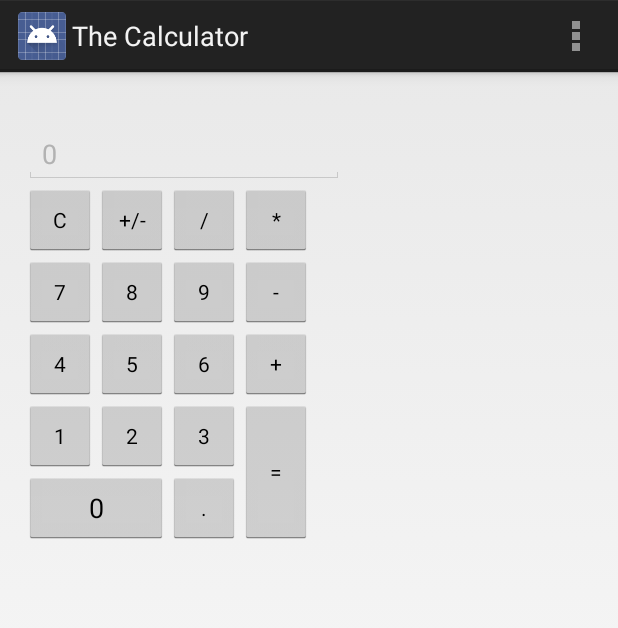
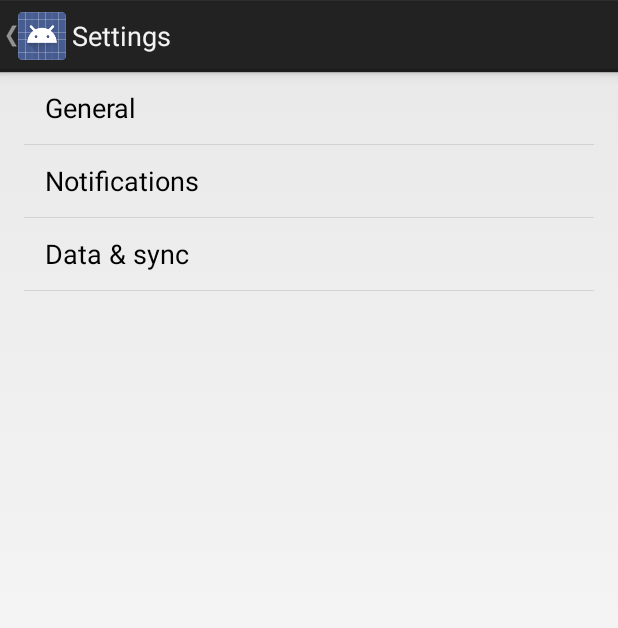
Before and after one commit to MishaT/Andro, an Android app: the screen it shows after launch (MainActivity before the commit, SettingsActivity after it), in the options menu, after a tap on "Settings", on a phone screen of 412 x 824 dp. Shown: the top 628 px of the screen. Run offline under Robolectric (Android 15) with nearby library versions, the phone set to English and light mode, and no system bars.

Commit message:
the calculator working version

```diff
--- a/TheCalculator/app/build.gradle
+++ b/TheCalculator/app/build.gradle
@@ -21,4 +21,5 @@ android {
 
 dependencies {
     compile fileTree(dir: 'libs', include: ['*.jar'])
+    compile 'com.android.support:support-v4:23.0.1'
 }
--- a/TheCalculator/app/src/main/java/ua/ho/tolkachov/misha/thecalculator/MainActivity.java
+++ b/TheCalculator/app/src/main/java/ua/ho/tolkachov/misha/thecalculator/MainActivity.java
@@ -45,6 +45,7 @@ public class MainActivity extends Activity {
 
         //noinspection SimplifiableIfStatement
         if (id == R.id.action_settings) {
+            onSettingsClick();
             return true;
         }
         if (id == R.id.action_about) {
@@ -56,6 +57,10 @@ public class MainActivity extends Activity {
 
     public void onAboutClick(){   //(View view)
         Intent intent = new Intent(MainActivity.this, AboutActivity.class);
+        startActivity(intent);
+    }
+    public void onSettingsClick(){
+        Intent intent = new Intent(MainActivity.this, SettingsActivity.class);
         startActivity(intent);
     }
     //==================================================
@@ -95,7 +100,7 @@ public class MainActivity extends Activity {
         if (digit.equals(".") & (lCurrentText.indexOf(".") >= 0))
             return;
 
-        if ((isNewValue) || lCurrentText.equals ("0"))  // Float.parseFloat(lCurrentText) == 0))
+        if ((isNewValue) || lCurrentText.equals("0"))  // Float.parseFloat(lCurrentText) == 0))
         {
             if (digit.equals("."))
                 mInputText.setText("0" + digit);
--- a/TheCalculator/app/src/main/res/values/strings.xml
+++ b/TheCalculator/app/src/main/res/values/strings.xml
@@ -3,7 +3,7 @@
 
     <string name="action_settings">Settings</string>
     <string name="about_text">
-    This ia <b>The Calculator!</b>\n
+    This is <b>The Calculator!</b>\n
     It could calculate digits.\n\n
     Made by <b><i>Misha Tolkachov</i></b>\n
     </string>
--- /dev/null
+++ b/TheCalculator/app/src/main/res/values/strings_activity_settings.xml
@@ -0,0 +1,63 @@
+<resources>
+    <string name="title_activity_settings">Settings</string>
+
+    <!-- Strings related to Settings -->
+
+    <!-- Example General settings -->
+    <string name="pref_header_general">General</string>
+
+    <string name="pref_title_social_recommendations">Enable social recommendations</string>
+    <string name="pref_description_social_recommendations">Recommendations for people to contact
+        based on your message history
+    </string>
+
+    <string name="pref_title_display_name">Display name</string>
+    <string name="pref_default_display_name">John Smith</string>
+
+    <string name="pref_title_layout_color">Layout Color</string>
+    <string-array name="pref_layout_color_titles">
+        <item>Red</item>
+        <item>Green</item>
+        <item>Blue</item>
+        <item>Grey</item>
+    </string-array>
+    <string-array name="pref_layout_color_values">
+        <item>1</item>
+        <item>2</item>
+        <item>3</item>
+        <item>0</item>
+    </string-array>
+
+    <!-- Example settings for Data & Sync -->
+    <string name="pref_header_data_sync">Data &amp; sync</string>
+
+    <string name="pref_title_sync_frequency">Sync frequency</string>
+    <string-array name="pref_sync_frequency_titles">
+        <item>15 minutes</item>
+        <item>30 minutes</item>
+        <item>1 hour</item>
+        <item>3 hours</item>
+        <item>6 hours</item>
+        <item>Never</item>
+    </string-array>
+    <string-array name="pref_sync_frequency_values">
+        <item>15</item>
+        <item>30</item>
+        <item>60</item>
+        <item>180</item>
+        <item>360</item>
+        <item>-1</item>
+    </string-array>
+
+    <string name="pref_title_system_sync_settings">System sync settings</string>
+
+    <!-- Example settings for Notifications -->
+    <string name="pref_header_notifications">Notifications</string>
+
+    <string name="pref_title_new_message_notifications">New message notifications</string>
+
+    <string name="pref_title_ringtone">Ringtone</string>
+    <string name="pref_ringtone_silent">Silent</string>
+
+    <string name="pref_title_vibrate">Vibrate</string>
+</resources>
--- /dev/null
+++ b/TheCalculator/app/src/main/res/xml/pref_data_sync.xml
@@ -0,0 +1,21 @@
+<PreferenceScreen xmlns:android="http://schemas.android.com/apk/res/android">
+
+    <!-- NOTE: Hide buttons to simplify the UI. Users can touch outside the dialog to
+         dismiss it. -->
+    <!-- NOTE: ListPreference's summary should be set to its value by the activity code. -->
+    <ListPreference
+        android:key="sync_frequency"
+        android:title="@string/pref_title_sync_frequency"
+        android:entries="@array/pref_sync_frequency_titles"
+        android:entryValues="@array/pref_sync_frequency_values"
+        android:defaultValue="180"
+        android:negativeButtonText="@null"
+        android:positiveButtonText="@null" />
+
+    <!-- This preference simply launches an intent when selected. Use this UI sparingly, per
+         design guidelines. -->
+    <Preference android:title="@string/pref_title_system_sync_settings">
+        <intent android:action="android.settings.SYNC_SETTINGS" />
+    </Preference>
+
+</PreferenceScreen>
--- /dev/null
+++ b/TheCalculator/app/src/main/res/xml/pref_general.xml
@@ -0,0 +1,33 @@
+<PreferenceScreen xmlns:android="http://schemas.android.com/apk/res/android">
+
+    <CheckBoxPreference
+        android:key="example_checkbox"
+        android:title="@string/pref_title_social_recommendations"
+        android:summary="@string/pref_description_social_recommendations"
+        android:defaultValue="true" />
+
+    <!-- NOTE: EditTextPreference accepts EditText attributes. -->
+    <!-- NOTE: EditTextPreference's summary should be set to its value by the activity code. -->
+    <EditTextPreference
+        android:key="example_text"
+        android:title="@string/pref_title_display_name"
+        android:defaultValue="@string/pref_default_display_name"
+        android:selectAllOnFocus="true"
+        android:inputType="textCapWords"
+        android:capitalize="words"
+        android:singleLine="true"
+        android:maxLines="1" />
+
+    <!-- NOTE: Hide buttons to simplify the UI. Users can touch outside the dialog to
+         dismiss it. -->
+    <!-- NOTE: ListPreference's summary should be set to its value by the activity code. -->
+    <ListPreference
+        android:key="example_list"
+        android:title="@string/pref_title_layout_color"
+        android:defaultValue="-1"
+        android:entries="@array/pref_layout_color_titles"
+        android:entryValues="@array/pref_layout_color_values"
+        android:negativeButtonText="@null"
+        android:positiveButtonText="@null" />
+
+</PreferenceScreen>
--- /dev/null
+++ b/TheCalculator/app/src/main/res/xml/pref_headers.xml
@@ -0,0 +1,17 @@
+<preference-headers xmlns:android="http://schemas.android.com/apk/res/android">
+
+    <!-- These settings headers are only used on tablets. -->
+
+    <header
+        android:fragment="ua.ho.tolkachov.misha.thecalculator.SettingsActivity$GeneralPreferenceFragment"
+        android:title="@string/pref_header_general" />
+
+    <header
+        android:fragment="ua.ho.tolkachov.misha.thecalculator.SettingsActivity$NotificationPreferenceFragment"
+        android:title="@string/pref_header_notifications" />
+
+    <header
+        android:fragment="ua.ho.tolkachov.misha.thecalculator.SettingsActivity$DataSyncPreferenceFragment"
+        android:title="@string/pref_header_data_sync" />
+
+</preference-headers>
--- /dev/null
+++ b/TheCalculator/app/src/main/res/xml/pref_notification.xml
@@ -0,0 +1,27 @@
+<PreferenceScreen xmlns:android="http://schemas.android.com/apk/res/android">
+
+    <!-- A 'parent' preference, which enables/disables child preferences (below)
+         when checked/unchecked. -->
+    <CheckBoxPreference
+        android:key="notifications_new_message"
+        android:title="@string/pref_title_new_message_notifications"
+        android:defaultValue="true" />
+
+    <!-- Allows the user to choose a ringtone in the 'notification' category. -->
+    <!-- NOTE: This preference will be enabled only when the checkbox above is checked. -->
+    <!-- NOTE: RingtonePreference's summary should be set to its value by the activity code. -->
+    <RingtonePreference
+        android:dependency="notifications_new_message"
+        android:key="notifications_new_message_ringtone"
+        android:title="@string/pref_title_ringtone"
+        android:ringtoneType="notification"
+        android:defaultValue="content://settings/system/notification_sound" />
+
+    <!-- NOTE: This preference will be enabled only when the checkbox above is checked. -->
+    <CheckBoxPreference
+        android:dependency="notifications_new_message"
+        android:key="notifications_new_message_vibrate"
+        android:title="@string/pref_title_vibrate"
+        android:defaultValue="true" />
+
+</PreferenceScreen>
```
Also changed, not shown: TheCalculator/app/src/main/AndroidManifest.xml (+12 -0 lines), TheCalculator/app/src/main/java/ua/ho/tolkachov/misha/thecalculator/SettingsActivity.java (added, +232 -0 lines), TheSecondTest/app/src/main/java/com/tolkachov/misha/thesecondtest/AboutActivity.java (renamed from TheSecondTest/app/src/main/java/com/example/misha/thesecondtest/AboutActivity.java), TheSecondTest/app/src/main/java/com/tolkachov/misha/thesecondtest/MainActivity.java (renamed from TheSecondTest/app/src/main/java/com/example/misha/thesecondtest/MainActivity.java), 3 other files.
